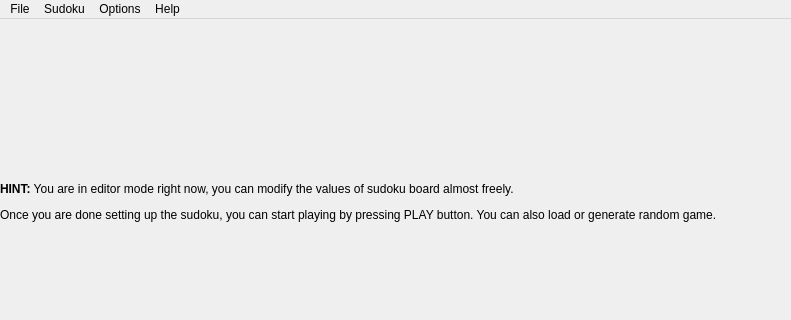
This is mainwindow.ui in benapetr/sudoku as Qt 5 draws it before an edit; both pictures show x 0 to 791 and y 0 to 320 of the 791 by 614 pixel window. The edited form follows.
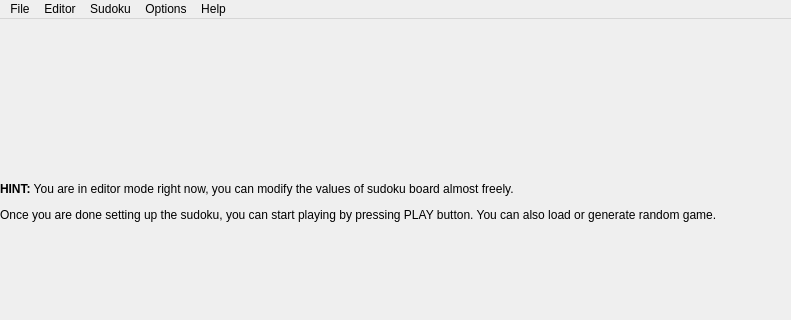
This is the edited form.

The edit to the form file:
```diff
--- a/mainwindow.ui
+++ b/mainwindow.ui
@@ -469,7 +469,14 @@
     <addaction name="actionSolve_recursively"/>
     <addaction name="actionCount_solutions"/>
    </widget>
+   <widget class="QMenu" name="menuEditor">
+    <property name="title">
+     <string>Editor</string>
+    </property>
+    <addaction name="actionTry_to_make_sudoku_harder"/>
+   </widget>
    <addaction name="menuFile"/>
+   <addaction name="menuEditor"/>
    <addaction name="menuSudoku"/>
    <addaction name="menuOptions"/>
    <addaction name="menuHelp"/>
```
Left out of the diff: 11 changed lines with no effect on the pictures.
